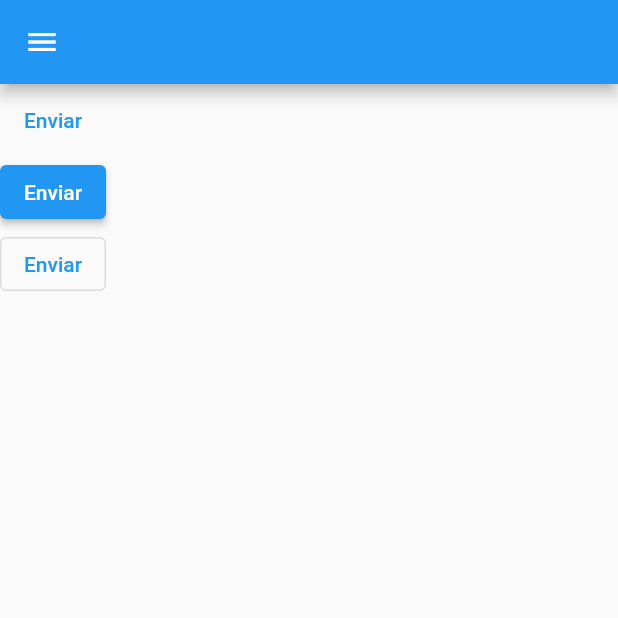
After one commit to treinaweb/treinaweb-flutter-widgets-Interface, a Flutter app: the TextElevatedOutlinedButtonView screen opened directly, in the side drawer, after a tap on "Enviar", on a phone screen of 412 x 824 dp, the top half of it. The commit adds this screen. Run offline on Flutter 3.47's test engine with Material 2 defaults, Android fonts, the phone set to English and light mode, and no system bars.

Commit message:
text, elevated e outlined button

```diff
--- a/lib/list.dart
+++ b/lib/list.dart
@@ -17,6 +17,16 @@ class ListMenu {
         },
         child: const Text('Perfil'),
       ),
+      TextButton(
+        onPressed: () {
+          Navigator.of(context).pushReplacement(
+            MaterialPageRoute(
+              builder: (ctx) => const TextElevatedOutlinedButtonView(),
+            ),
+          );
+        },
+        child: const Text('Text Elevated Outlined Button'),
+      ),
     ];
   }
 }
--- /dev/null
+++ b/lib/widgets/inputs/text_elevated_outlined_button.dart
@@ -0,0 +1,25 @@
+import 'package:flutter/material.dart';
+import 'package:perfil/list.dart';
+
+class TextElevatedOutlinedButtonView extends StatelessWidget {
+  const TextElevatedOutlinedButtonView({Key? key}) : super(key: key);
+
+  @override
+  Widget build(BuildContext context) {
+    return Scaffold(
+      drawer: Drawer(
+        child: ListView(
+          children: ListMenu.get(context),
+        ),
+      ),
+      appBar: AppBar(),
+      body: Column(
+        children: [
+          TextButton(onPressed: () {}, child: Text('Enviar')),
+          ElevatedButton(onPressed: () {}, child: Text('Enviar')),
+          OutlinedButton(onPressed: () {}, child: Text('Enviar')),
+        ],
+      ),
+    );
+  }
+}
```
